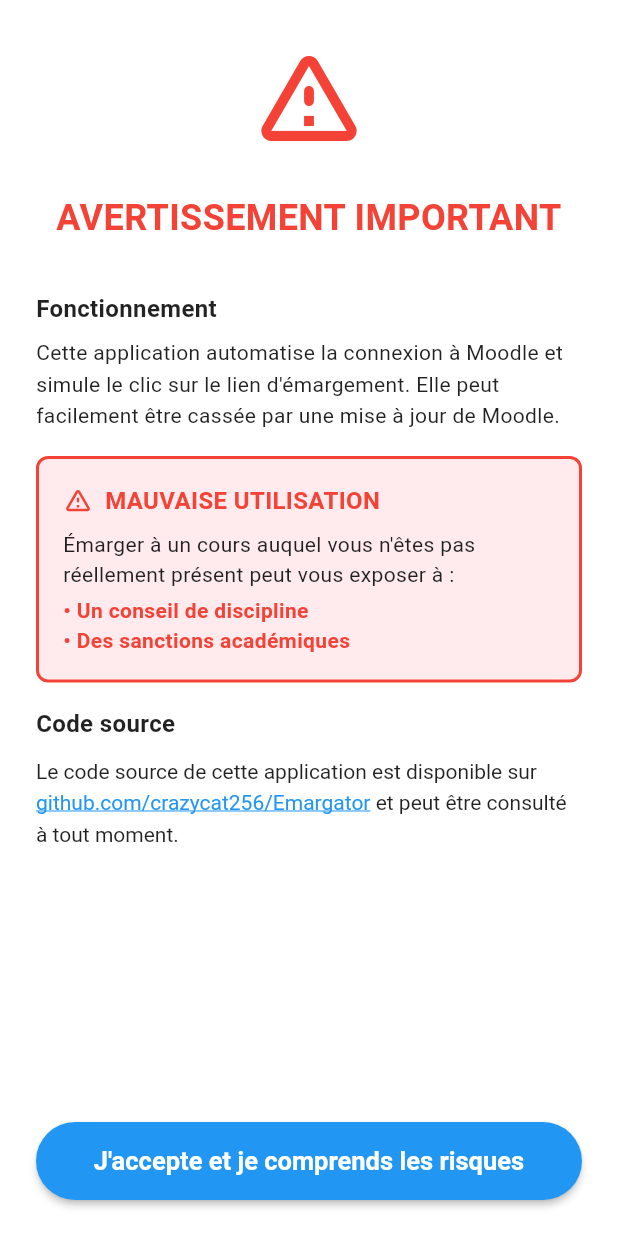
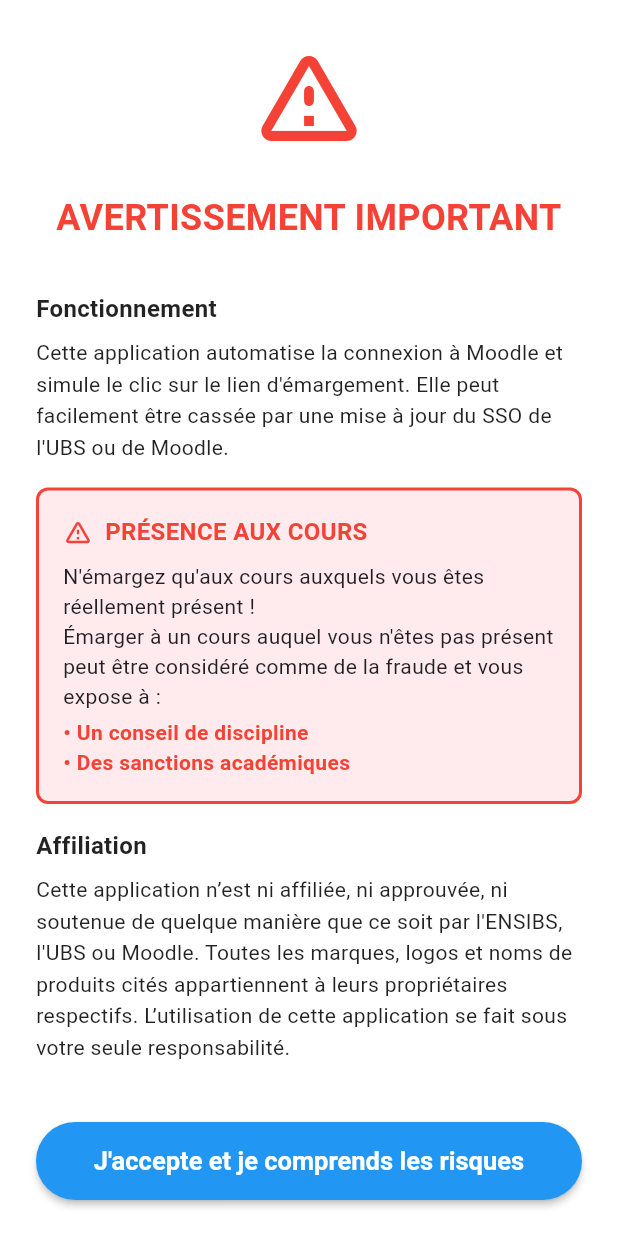
Before and after one commit to crazycat256/Emargator, a Flutter app: the screen it shows after launch, on a phone screen of 412 x 824 dp. Run offline on Flutter 3.47's test engine with Material 3 defaults, Android fonts, the phone set to English and light mode, and no system bars; our stand-ins replace flutter_secure_storage, package_info_plus, shared_preferences; missing offline and left inert: window_manager.

Commit message:
Update warning message

```diff
--- a/lib/widgets/warning_message.dart
+++ b/lib/widgets/warning_message.dart
@@ -56,7 +56,7 @@
                         title: 'Fonctionnement',
                         content:
                             'Cette application automatise la connexion à Moodle et simule le clic sur le lien d\'émargement. '
-                            'Elle peut facilement être cassée par une mise à jour de Moodle.',
+                            'Elle peut facilement être cassée par une mise à jour du SSO de l\'UBS ou de Moodle.',
                       ),
                       const SizedBox(height: 16),
                       Container(
@@ -78,7 +78,7 @@
                                 ),
                                 SizedBox(width: 8),
                                 Text(
-                                  'MAUVAISE UTILISATION',
+                                  'PRÉSENCE AUX COURS',
                                   style: TextStyle(
                                     fontSize: 16,
                                     fontWeight: FontWeight.bold,
@@ -89,7 +89,8 @@
                             ),
                             const SizedBox(height: 8),
                             const Text(
-                              'Émarger à un cours auquel vous n\'êtes pas réellement présent peut vous exposer à :',
+                              'N\'émargez qu\'aux cours auxquels vous êtes réellement présent !\n'
+                                  'Émarger à un cours auquel vous n\'êtes pas présent peut être considéré comme de la fraude et vous expose à :',
                               style: TextStyle(
                                 fontSize: 14,
                                 color: Colors.black87,
@@ -114,6 +115,14 @@
                             ),
                           ],
                         ),
+                      ),
+                      const SizedBox(height: 16),
+                      _buildSection(
+                          title: 'Affiliation',
+                          content:
+                          'Cette application n’est ni affiliée, ni approuvée, ni soutenue de quelque manière que ce soit par l\'ENSIBS, l\'UBS ou Moodle. '
+                              'Toutes les marques, logos et noms de produits cités appartiennent à leurs propriétaires respectifs. '
+                              'L’utilisation de cette application se fait sous votre seule responsabilité.'
                       ),
                       const SizedBox(height: 16),
                       _buildSection(
```
